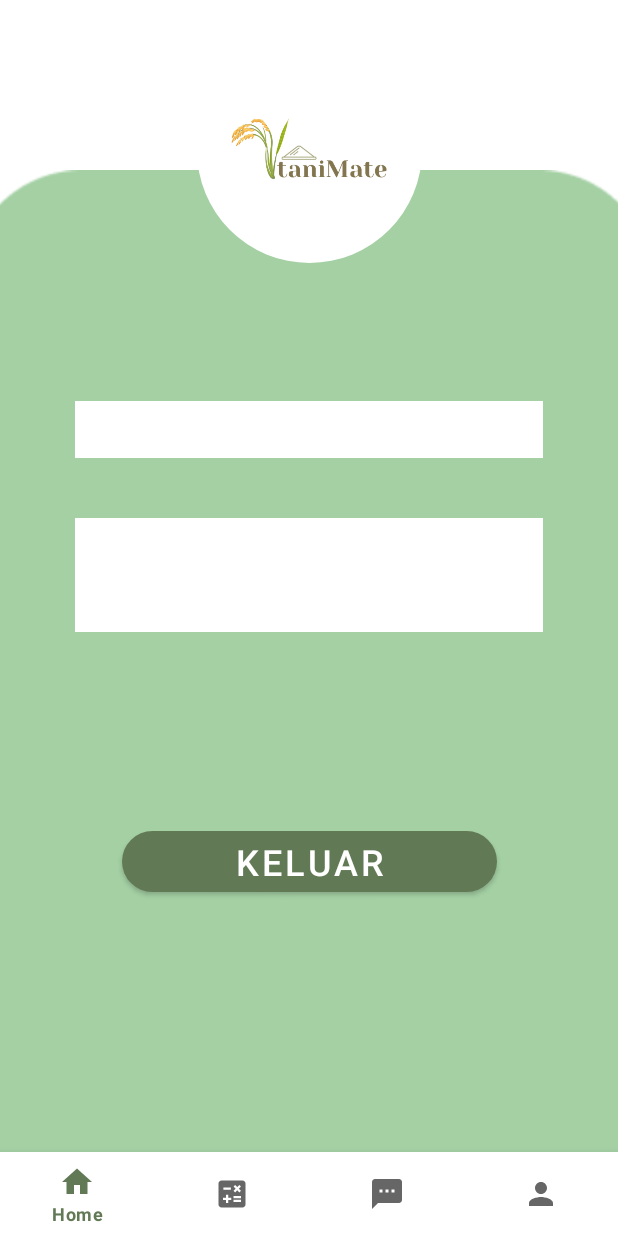
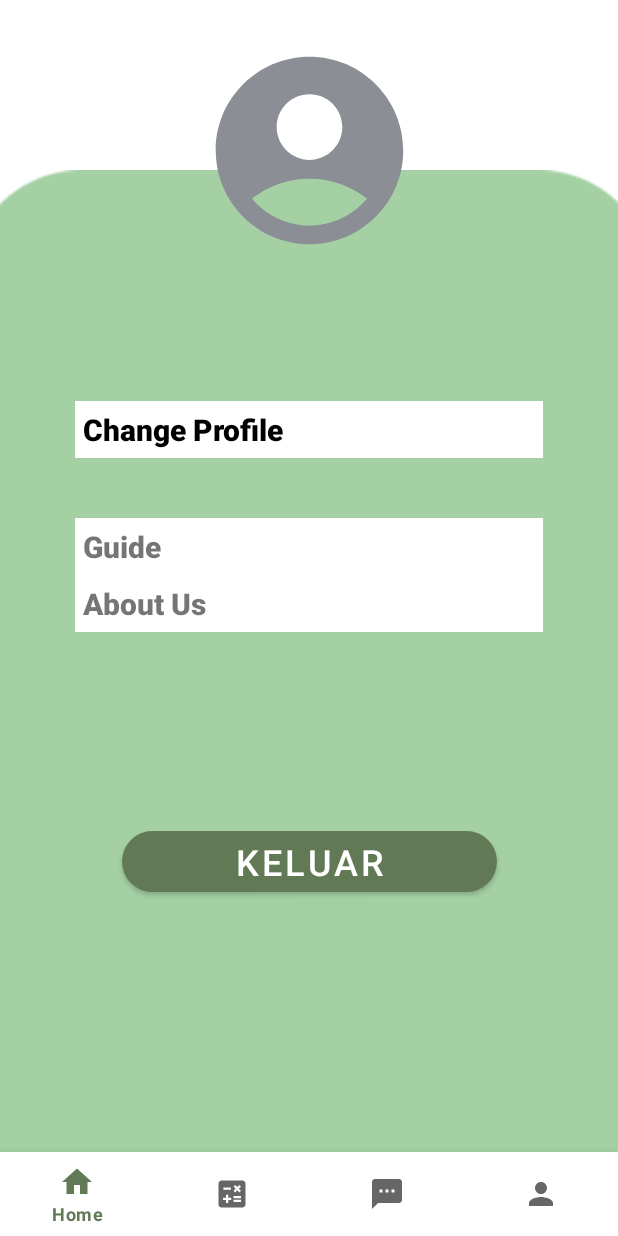
Before and after one commit to ttrrayl/TaniMate, an Android app: the fragment ProfileFragment placed in its activity, on a phone screen of 412 x 824 dp. Run offline under Robolectric (Android 15) with nearby library versions, the light colour scheme and no system bars; our stand-ins replace CircleImageView, navigation-ui; 2 statements that could not run were skipped.

Commit message:
Tambahan Profile Melengkapi

```diff
--- a/app/src/main/java/com/example/tanimate/viewmodel/ProfileViewModel.kt
+++ b/app/src/main/java/com/example/tanimate/viewmodel/ProfileViewModel.kt
@@ -1,11 +1,15 @@
 package com.example.tanimate.viewmodel
 
+import androidx.lifecycle.LiveData
+import androidx.lifecycle.MutableLiveData
 import androidx.lifecycle.ViewModel
 import androidx.lifecycle.viewModelScope
 import com.example.tanimate.data.local.UserSession
+import com.example.tanimate.data.network.ApiConfig
 import kotlinx.coroutines.launch
 
 class ProfileViewModel(private val pref: UserSession): ViewModel() {
+
 
     fun logout(){
         viewModelScope.launch {
--- /dev/null
+++ b/app/src/main/res/drawable/baseline_account_circle_24.xml
@@ -0,0 +1,5 @@
+<vector android:height="24dp" android:tint="#8B8F95"
+    android:viewportHeight="24" android:viewportWidth="24"
+    android:width="24dp" xmlns:android="http://schemas.android.com/apk/res/android">
+    <path android:fillColor="@android:color/white" android:pathData="M12,2C6.48,2 2,6.48 2,12s4.48,10 10,10s10,-4.48 10,-10S17.52,2 12,2zM12,6c1.93,0 3.5,1.57 3.5,3.5S13.93,13 12,13s-3.5,-1.57 -3.5,-3.5S10.07,6 12,6zM12,20c-2.03,0 -4.43,-0.82 -6.14,-2.88C7.55,15.8 9.68,15 12,15s4.45,0.8 6.14,2.12C16.43,19.18 14.03,20 12,20z"/>
+</vector>
--- a/app/src/main/res/layout/fragment_profile.xml
+++ b/app/src/main/res/layout/fragment_profile.xml
@@ -62,7 +62,7 @@
                 android:layout_marginTop="5dp"
                 android:layout_marginBottom="5dp"
                 android:layout_marginLeft="5dp"
-                tools:text="Change Profile" />
+                android:text="@string/change_profile" />
         </LinearLayout>
 
         <LinearLayout
@@ -86,7 +86,8 @@
                 android:layout_marginTop="5dp"
                 android:layout_marginBottom="5dp"
                 android:layout_marginLeft="5dp"
-                tools:text="Guide" />
+                android:text="@string/guide"
+                 />
 
             <TextView
                 android:id="@+id/tv_aboutUs"
@@ -100,7 +101,7 @@
                 android:layout_marginTop="5dp"
                 android:layout_marginBottom="5dp"
                 android:layout_marginLeft="5dp"
-                tools:text="About Us" />
+                android:text="@string/about_us" />
         </LinearLayout>
 
 
@@ -110,7 +111,7 @@
         android:id="@+id/iv_profileAkun"
         android:layout_width="150dp"
         android:layout_height="150dp"
-        android:src="@drawable/start_logo"
+        android:src="@drawable/baseline_account_circle_24"
         app:layout_constraintBottom_toTopOf="@+id/linearLayout_DetailProfile"
         app:layout_constraintEnd_toEndOf="parent"
         app:layout_constraintStart_toStartOf="parent"
--- a/app/src/main/res/values/strings.xml
+++ b/app/src/main/res/values/strings.xml
@@ -76,6 +76,9 @@
     <string name="tanimate_s_note">Tanimate\'s Note</string>
     <string name="silahkan_masukkan_jenis_peralatan_tambahan">Silahkan Masukkan Jenis Peralatan Tambahan</string>
     <string name="berita_pertanian">Berita Pertanian</string>
+    <string name="guide">Guide</string>
+    <string name="about_us">About Us</string>
+    <string name="change_profile">Change Profile</string>
 
 
     <array name="jenis_tanaman_array">
```
